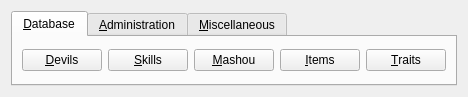
Above: client/ui/Taskbar.ui from erikku/frosty before the change. Below: the same form after it.
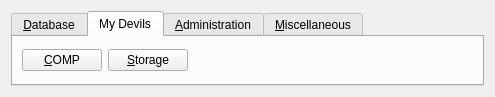
That is the form after the change. The open tabs and pages were chosen to show the change.

```diff
--- a/client/ui/Taskbar.ui
+++ b/client/ui/Taskbar.ui
@@ -6,7 +6,7 @@
    <rect>
     <x>0</x>
     <y>0</y>
-    <width>404</width>
+    <width>495</width>
     <height>97</height>
    </rect>
   </property>
@@ -71,6 +71,40 @@
        </item>
       </layout>
      </widget>
+     <widget class="QWidget" name="myDevilsTab">
+      <attribute name="title">
+       <string>My Devils</string>
+      </attribute>
+      <layout class="QHBoxLayout" name="horizontalLayout">
+       <item>
+        <widget class="QPushButton" name="compButton">
+         <property name="text">
+          <string>&amp;COMP</string>
+         </property>
+        </widget>
+       </item>
+       <item>
+        <widget class="QPushButton" name="storageButton">
+         <property name="text">
+          <string>&amp;Storage</string>
+         </property>
+        </widget>
+       </item>
+       <item>
+        <spacer name="horizontalSpacer">
+         <property name="orientation">
+          <enum>Qt::Horizontal</enum>
+         </property>
+         <property name="sizeHint" stdset="0">
+          <size>
+           <width>361</width>
+           <height>20</height>
+          </size>
+         </property>
+        </spacer>
+       </item>
+      </layout>
+     </widget>
      <widget class="QWidget" name="adminTab">
       <attribute name="title">
        <string>&amp;Administration</string>
```
